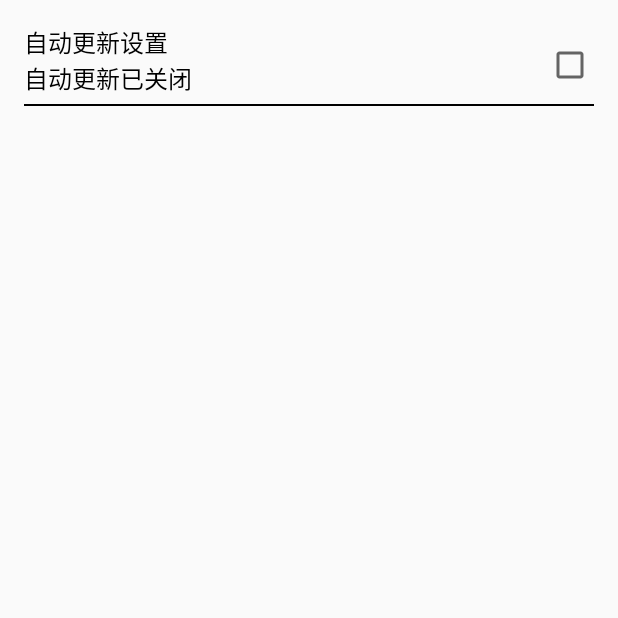
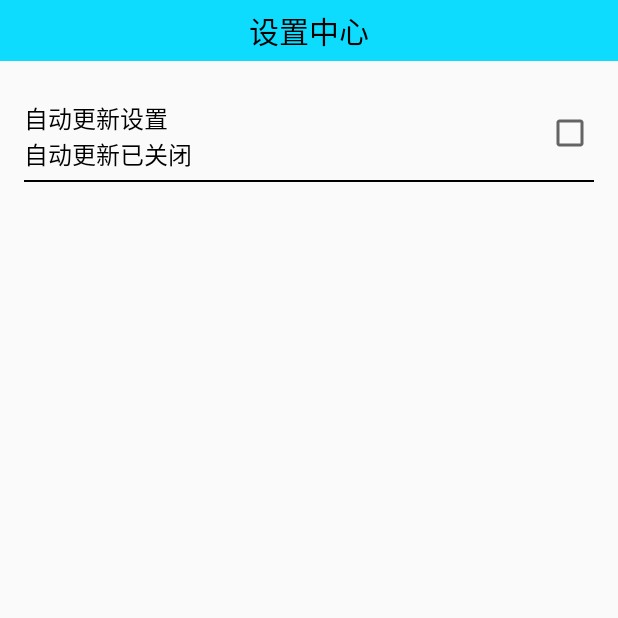
Before and after one commit to acejk/MobileSafe, an Android app: the SettingActivity screen opened directly, with no data from a screen before it, on a phone screen of 412 x 824 dp, the top half of it. Run offline under Robolectric (Android 15) with nearby library versions, the phone set to English and light mode, and no system bars.

Commit message:
设置中心自定义属性

```diff
--- a/app/build.gradle
+++ b/app/build.gradle
@@ -8,8 +8,8 @@ android {
         applicationId "com.oscar.mobilesafe"
         minSdkVersion 15
         targetSdkVersion 23
-        versionCode 2
-        versionName "2.0"
+        versionCode 1
+        versionName "1.0"
     }
     buildTypes {
         release {
--- a/app/src/main/java/com/oscar/mobilesafe/view/SettingItemView.java
+++ b/app/src/main/java/com/oscar/mobilesafe/view/SettingItemView.java
@@ -13,9 +13,14 @@ import com.oscar.mobilesafe.R;
  * Created by Administrator on 2016/8/30 0030.
  */
 public class SettingItemView extends RelativeLayout {
+    private static final String NAMESPACE = "http://schemas.android.com/apk/res-auto";
     private TextView mTvTitle;
     private TextView mTvDes;
     private CheckBox mCb;
+
+    private String mDesTitle;
+    private String mDesOff;
+    private String mDesOn;
 
     public SettingItemView(Context context) {
         this(context, null);
@@ -33,6 +38,14 @@ public class SettingItemView extends RelativeLayout {
         mTvTitle = (TextView) findViewById(R.id.tv_title);
         mTvDes = (TextView) findViewById(R.id.tv_des);
         mCb = (CheckBox) findViewById(R.id.cb);
+
+        initAttrs(attrs);
+    }
+
+    private void initAttrs(AttributeSet attrs) {
+        mDesTitle = attrs.getAttributeValue(NAMESPACE, "destitle");
+        mDesOff = attrs.getAttributeValue(NAMESPACE, "desoff");
+        mDesOn = attrs.getAttributeValue(NAMESPACE, "deson");
     }
 
     /**
@@ -47,9 +60,9 @@ public class SettingItemView extends RelativeLayout {
     public void setCheck(boolean isCheck) {
         mCb.setChecked(isCheck);
         if(isCheck) {
-            mTvDes.setText("自动更新已开启");
+            mTvDes.setText(mDesOn);
         } else {
-            mTvDes.setText("自动更新已关闭");
+            mTvDes.setText(mDesOff);
         }
     }
 
--- a/app/src/main/res/layout/activity_setting.xml
+++ b/app/src/main/res/layout/activity_setting.xml
@@ -1,6 +1,7 @@
 <?xml version="1.0" encoding="utf-8"?>
 <LinearLayout
     xmlns:android="http://schemas.android.com/apk/res/android"
+    xmlns:oscar="http://schemas.android.com/apk/res-auto"
     xmlns:tools="http://schemas.android.com/tools"
     android:layout_width="match_parent"
     android:layout_height="match_parent"
@@ -10,7 +11,11 @@
     <com.oscar.mobilesafe.view.SettingItemView
         android:id="@+id/setting"
         android:layout_width="wrap_content"
-        android:layout_height="wrap_content">
+        android:layout_height="wrap_content"
+        oscar:destitle="自动更新设置"
+        oscar:deson="自动更新已开启"
+        oscar:desoff="自动更新已关闭"
+        >
     </com.oscar.mobilesafe.view.SettingItemView>
 
 </LinearLayout>
--- a/app/src/main/res/layout/setting_item_view.xml
+++ b/app/src/main/res/layout/setting_item_view.xml
@@ -1,13 +1,20 @@
 <?xml version="1.0" encoding="utf-8"?>
-<RelativeLayout xmlns:android="http://schemas.android.com/apk/res/android"
+<LinearLayout xmlns:android="http://schemas.android.com/apk/res/android"
                 android:layout_width="match_parent"
                 android:layout_height="wrap_content"
-                android:padding="16dp"
-    >
+                android:orientation="vertical"
+                >
+
+    <TextView
+        android:text="@string/setting"
+        style="@style/TitleStyle"
+        />
 
     <RelativeLayout
         android:layout_width="match_parent"
-        android:layout_height="wrap_content">
+        android:layout_height="wrap_content"
+        android:padding="16dp"
+        >
 
         <TextView
             android:id="@+id/tv_title"
@@ -16,6 +23,7 @@
             android:text="自动更新设置"
             android:textSize="16sp"
             android:textColor="#000000"
+            android:layout_marginTop="10dp"
             />
 
         <TextView
@@ -48,4 +56,4 @@
             />
     </RelativeLayout>
 
-</RelativeLayout>
+</LinearLayout>
--- a/app/src/main/res/values/strings.xml
+++ b/app/src/main/res/values/strings.xml
@@ -1,4 +1,5 @@
 <resources>
     <string name="app_name">MobileSafe</string>
     <string name="gongneng">功能列表</string>
+    <string name="setting">设置中心</string>
 </resources>
```
Also changed, not shown: app/src/main/java/com/oscar/mobilesafe/activity/SplashActivity.java (+8 -1 lines), app/src/main/res/values/attrs.xml (added, +8 -0 lines).
